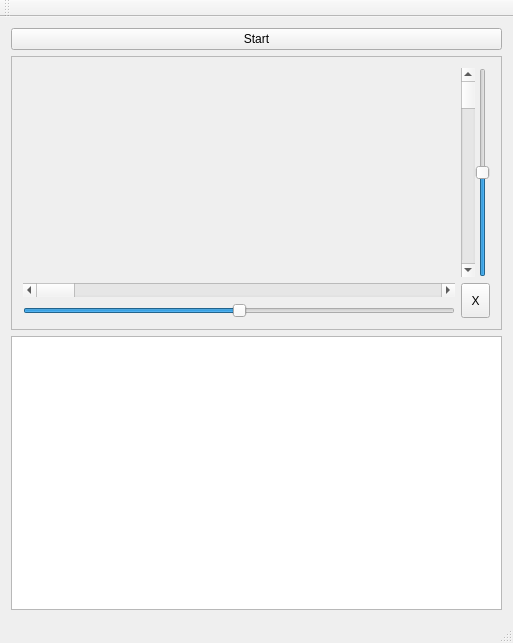
Qt form src/mainwindow.ui (stevenvergenz/ksp-launch-sim) before a commit.
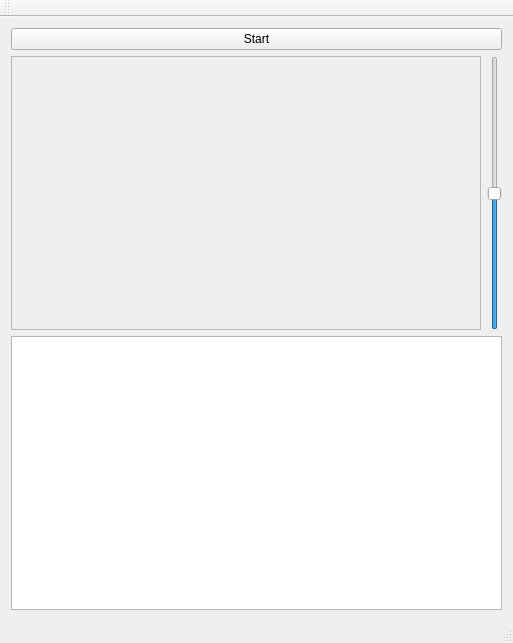
The same form after that commit. Custom widgets are drawn as their Qt base class.

What changed in the file:
```diff
--- a/src/mainwindow.ui
+++ b/src/mainwindow.ui
@@ -25,24 +25,12 @@
     <item>
      <widget class="QFrame" name="frame">
       <property name="frameShape">
-       <enum>QFrame::StyledPanel</enum>
-      </property>
-      <property name="frameShadow">
-       <enum>QFrame::Raised</enum>
-      </property>
-      <layout class="QGridLayout" name="gridLayout">
-       <item row="0" column="1">
-        <widget class="QFrame" name="frame_2">
-         <property name="frameShape">
           <enum>QFrame::NoFrame</enum>
          </property>
          <property name="frameShadow">
           <enum>QFrame::Raised</enum>
          </property>
-         <layout class="QHBoxLayout" name="horizontalLayout">
-          <property name="spacing">
-           <number>0</number>
-          </property>
+      <layout class="QHBoxLayout" name="horizontalLayout_2">
           <property name="leftMargin">
            <number>0</number>
           </property>
@@ -56,10 +44,20 @@
            <number>0</number>
           </property>
           <item>
-           <widget class="QScrollBar" name="verticalOffset">
-            <property name="orientation">
-             <enum>Qt::Vertical</enum>
-            </property>
+        <widget class="QScrollArea" name="scrollArea">
+         <property name="alignment">
+          <set>Qt::AlignBottom|Qt::AlignLeading|Qt::AlignLeft</set>
+         </property>
+         <widget class="PathGraph" name="graph">
+          <property name="geometry">
+           <rect>
+            <x>0</x>
+            <y>20</y>
+            <width>438</width>
+            <height>241</height>
+           </rect>
+          </property>
+         </widget>
            </widget>
           </item>
           <item>
@@ -75,75 +73,6 @@
             </property>
             <property name="orientation">
              <enum>Qt::Vertical</enum>
-            </property>
-           </widget>
-          </item>
-         </layout>
-        </widget>
-       </item>
-       <item row="0" column="0">
-        <widget class="PathGraph" name="graph" native="true"/>
-       </item>
-       <item row="1" column="0">
-        <widget class="QFrame" name="frame_3">
-         <property name="frameShape">
-          <enum>QFrame::NoFrame</enum>
-         </property>
-         <property name="frameShadow">
-          <enum>QFrame::Raised</enum>
-         </property>
-         <layout class="QVBoxLayout" name="verticalLayout_2">
-          <property name="leftMargin">
-           <number>0</number>
-          </property>
-          <property name="topMargin">
-           <number>0</number>
-          </property>
-          <property name="rightMargin">
-           <number>0</number>
-          </property>
-          <property name="bottomMargin">
-           <number>0</number>
-          </property>
-          <item>
-           <widget class="QScrollBar" name="horizontalOffset">
-            <property name="orientation">
-             <enum>Qt::Horizontal</enum>
-            </property>
-           </widget>
-          </item>
-          <item>
-           <widget class="QSlider" name="horizontalScale">
-            <property name="minimum">
-             <number>-150</number>
-            </property>
-            <property name="maximum">
-             <number>150</number>
-            </property>
-            <property name="orientation">
-             <enum>Qt::Horizontal</enum>
-            </property>
-            <property name="invertedAppearance">
-             <bool>false</bool>
-            </property>
-            <property name="invertedControls">
-             <bool>false</bool>
-            </property>
-           </widget>
-          </item>
-         </layout>
-        </widget>
-       </item>
-       <item row="1" column="1">
-        <widget class="QToolButton" name="toolButton">
-         <property name="sizePolicy">
-          <sizepolicy hsizetype="Minimum" vsizetype="Minimum">
-           <horstretch>0</horstretch>
-           <verstretch>0</verstretch>
-          </sizepolicy>
-         </property>
-         <property name="text">
-          <string>X</string>
          </property>
         </widget>
        </item>
```
Lines whose indentation alone changed are shown as unchanged.
